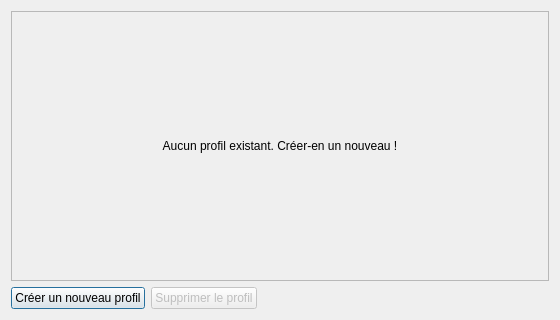
Before: the Qt Designer form src/ui/dialogs/profiles_manage.ui in seigneurfuo/MyAnimeManager3, drawn with Qt 5.
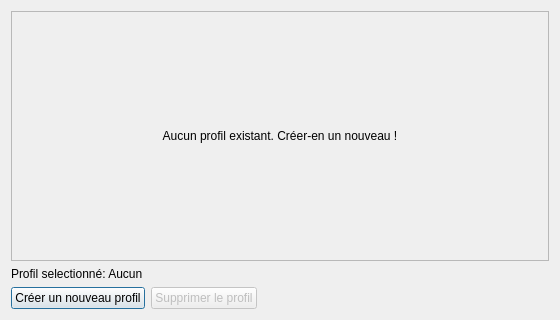
After: the same form once the commit is applied. Icons and pictures are not drawn.

Commit message: Ajout de la supression d'un profil.

```diff
--- a/src/ui/dialogs/profiles_manage.ui
+++ b/src/ui/dialogs/profiles_manage.ui
@@ -35,7 +35,7 @@
         <x>0</x>
         <y>0</y>
         <width>536</width>
-        <height>260</height>
+        <height>238</height>
        </rect>
       </property>
       <layout class="QGridLayout" name="gridLayout_3">
@@ -57,7 +57,7 @@
      </widget>
     </widget>
    </item>
-   <item row="1" column="0" rowspan="2">
+   <item row="2" column="0" rowspan="2">
     <layout class="QHBoxLayout" name="horizontalLayout">
      <item>
       <widget class="QPushButton" name="pushButton">
@@ -102,6 +102,13 @@
      </item>
     </layout>
    </item>
+   <item row="1" column="0">
+    <widget class="QLabel" name="label">
+     <property name="text">
+      <string>Profil selectionné: Aucun</string>
+     </property>
+    </widget>
+   </item>
   </layout>
  </widget>
  <resources/>
```
The commit also changes 4 other files.
